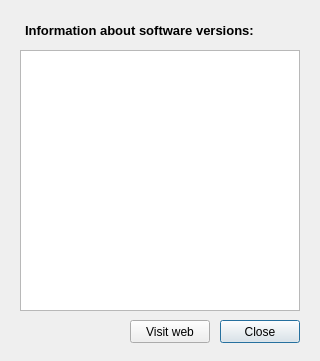
First picture: the form in ui/info_show_info.ui, repository Giswater/giswater_qgis_plugin, before the edit.
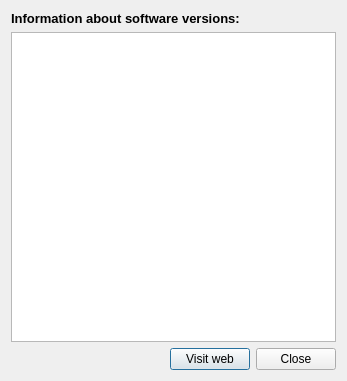
Second picture: the form after the edit.

```diff
--- a/ui/info_show_info.ui
+++ b/ui/info_show_info.ui
@@ -6,48 +6,18 @@
    <rect>
     <x>0</x>
     <y>0</y>
-    <width>320</width>
-    <height>361</height>
+    <width>347</width>
+    <height>381</height>
    </rect>
   </property>
   <property name="windowTitle">
    <string>Plugin information</string>
   </property>
-  <widget class="QPushButton" name="btn_close">
-   <property name="geometry">
-    <rect>
-     <x>220</x>
-     <y>320</y>
-     <width>80</width>
-     <height>23</height>
-    </rect>
-   </property>
-   <property name="text">
-    <string>Close</string>
-   </property>
-  </widget>
-  <widget class="QPushButton" name="btn_open_web">
-   <property name="geometry">
-    <rect>
-     <x>130</x>
-     <y>320</y>
-     <width>80</width>
-     <height>23</height>
-    </rect>
-   </property>
-   <property name="text">
-    <string>Visit web</string>
-   </property>
-  </widget>
+  <layout class="QGridLayout" name="gridLayout_2">
+   <item row="0" column="2">
+    <layout class="QGridLayout" name="gridLayout">
+     <item row="2" column="0">
   <widget class="QTextEdit" name="txt_info">
-   <property name="geometry">
-    <rect>
-     <x>20</x>
-     <y>50</y>
-     <width>280</width>
-     <height>261</height>
-    </rect>
-   </property>
    <property name="font">
     <font>
      <pointsize>10</pointsize>
@@ -57,15 +27,9 @@
     </font>
    </property>
   </widget>
+     </item>
+     <item row="1" column="0">
   <widget class="QLabel" name="lbl_version">
-   <property name="geometry">
-    <rect>
-     <x>25</x>
-     <y>20</y>
-     <width>271</width>
-     <height>20</height>
-    </rect>
-   </property>
    <property name="font">
     <font>
      <pointsize>10</pointsize>
@@ -78,6 +42,44 @@
     <string>Information about software versions:</string>
    </property>
   </widget>
+     </item>
+    </layout>
+   </item>
+   <item row="1" column="2">
+    <layout class="QHBoxLayout" name="horizontalLayout">
+     <item>
+      <spacer name="horizontalSpacer">
+       <property name="orientation">
+        <enum>Qt::Horizontal</enum>
+       </property>
+       <property name="sizeHint" stdset="0">
+        <size>
+         <width>40</width>
+         <height>20</height>
+        </size>
+       </property>
+      </spacer>
+     </item>
+     <item>
+      <widget class="QPushButton" name="btn_open_web">
+       <property name="text">
+        <string>Visit web</string>
+       </property>
+      </widget>
+     </item>
+     <item>
+      <widget class="QPushButton" name="btn_close">
+       <property name="text">
+        <string>Close</string>
+       </property>
+      </widget>
+     </item>
+    </layout>
+   </item>
+  </layout>
+  <zorder>gridLayoutWidget</zorder>
+  <zorder>lbl_version</zorder>
+  <zorder>horizontalLayoutWidget</zorder>
  </widget>
  <resources/>
  <connections/>
```
Lines whose indentation alone changed are shown as unchanged.
